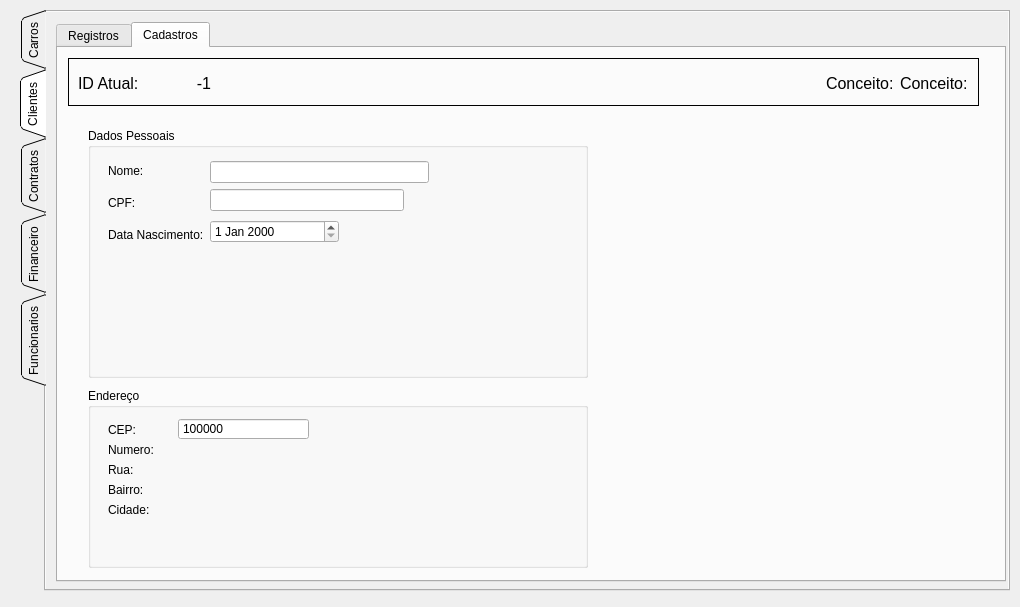
Before: the Qt Designer form Carluguel/modulescreen.ui in mathiashemmer/uni-devops, drawn with Qt 5.
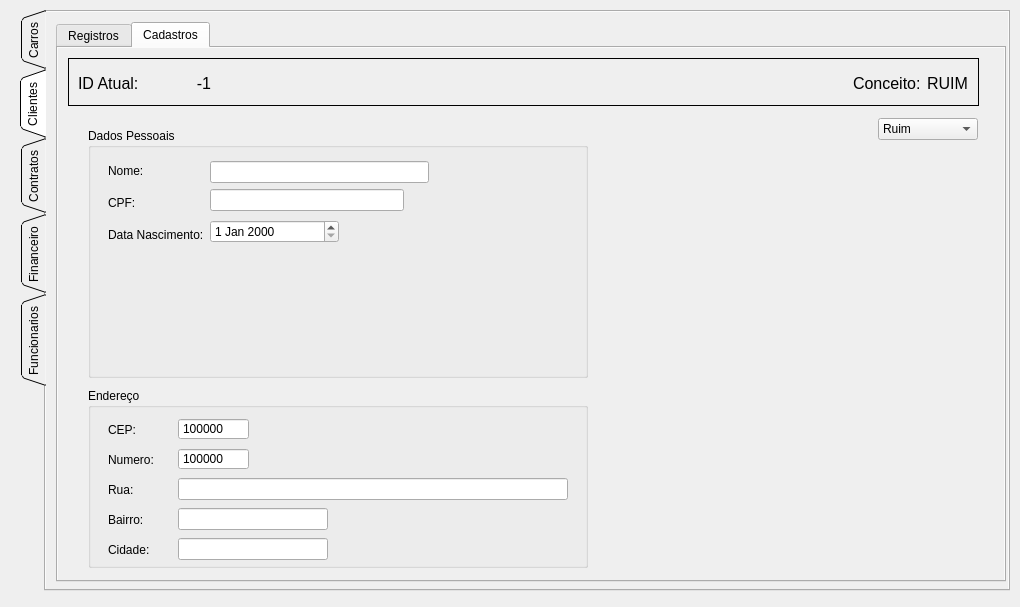
After: the same form once the commit is applied. The open tabs and pages were chosen to show the change.

```diff
--- a/Carluguel/modulescreen.ui
+++ b/Carluguel/modulescreen.ui
@@ -837,6 +837,9 @@
        <height>560</height>
       </rect>
      </property>
+     <property name="autoFillBackground">
+      <bool>true</bool>
+     </property>
      <property name="currentIndex">
       <number>1</number>
      </property>
@@ -925,6 +928,9 @@
       </widget>
      </widget>
      <widget class="QWidget" name="tab_clientes_cadastros">
+      <property name="autoFillBackground">
+       <bool>true</bool>
+      </property>
       <attribute name="title">
        <string>Cadastros</string>
       </attribute>
@@ -1073,7 +1079,7 @@
             <enum>QFrame::NoFrame</enum>
            </property>
            <property name="text">
-            <string>Conceito:</string>
+            <string>RUIM</string>
            </property>
            <property name="indent">
             <number>-1</number>
@@ -1206,7 +1212,7 @@
         <property name="geometry">
          <rect>
           <x>20</x>
-          <y>70</y>
+          <y>90</y>
           <width>41</width>
           <height>24</height>
          </rect>
@@ -1219,7 +1225,7 @@
         <property name="geometry">
          <rect>
           <x>20</x>
-          <y>90</y>
+          <y>120</y>
           <width>41</width>
           <height>24</height>
          </rect>
@@ -1232,7 +1238,7 @@
         <property name="geometry">
          <rect>
           <x>20</x>
-          <y>110</y>
+          <y>150</y>
           <width>51</width>
           <height>24</height>
          </rect>
@@ -1245,7 +1251,7 @@
         <property name="geometry">
          <rect>
           <x>20</x>
-          <y>50</y>
+          <y>60</y>
           <width>51</width>
           <height>24</height>
          </rect>
@@ -1272,7 +1278,7 @@
          <rect>
           <x>90</x>
           <y>30</y>
-          <width>131</width>
+          <width>71</width>
           <height>22</height>
          </rect>
         </property>
@@ -1301,6 +1307,100 @@
          <number>10000000</number>
         </property>
        </widget>
+       <widget class="QSpinBox" name="sbx_clientes_cadastro_numero">
+        <property name="geometry">
+         <rect>
+          <x>90</x>
+          <y>60</y>
+          <width>71</width>
+          <height>22</height>
+         </rect>
+        </property>
+        <property name="wrapping">
+         <bool>true</bool>
+        </property>
+        <property name="frame">
+         <bool>true</bool>
+        </property>
+        <property name="buttonSymbols">
+         <enum>QAbstractSpinBox::NoButtons</enum>
+        </property>
+        <property name="correctionMode">
+         <enum>QAbstractSpinBox::CorrectToNearestValue</enum>
+        </property>
+        <property name="minimum">
+         <number>10000000</number>
+        </property>
+        <property name="maximum">
+         <number>99999999</number>
+        </property>
+        <property name="singleStep">
+         <number>1</number>
+        </property>
+        <property name="value">
+         <number>10000000</number>
+        </property>
+       </widget>
+       <widget class="QLineEdit" name="txt_clientes_cadastro_rua">
+        <property name="geometry">
+         <rect>
+          <x>90</x>
+          <y>90</y>
+          <width>390</width>
+          <height>22</height>
+         </rect>
+        </property>
+       </widget>
+       <widget class="QLineEdit" name="txt_clientes_registro_bairro">
+        <property name="geometry">
+         <rect>
+          <x>90</x>
+          <y>120</y>
+          <width>150</width>
+          <height>22</height>
+         </rect>
+        </property>
+       </widget>
+       <widget class="QLineEdit" name="txt_clientes_registro_cidade">
+        <property name="geometry">
+         <rect>
+          <x>90</x>
+          <y>150</y>
+          <width>150</width>
+          <height>22</height>
+         </rect>
+        </property>
+       </widget>
+      </widget>
+      <widget class="QComboBox" name="comboBox">
+       <property name="geometry">
+        <rect>
+         <x>820</x>
+         <y>70</y>
+         <width>100</width>
+         <height>22</height>
+        </rect>
+       </property>
+       <item>
+        <property name="text">
+         <string>Ruim</string>
+        </property>
+       </item>
+       <item>
+        <property name="text">
+         <string>Mediano</string>
+        </property>
+       </item>
+       <item>
+        <property name="text">
+         <string>Bom</string>
+        </property>
+       </item>
+       <item>
+        <property name="text">
+         <string>Ótimo</string>
+        </property>
+       </item>
       </widget>
      </widget>
     </widget>
```
Left out of the diff: 13 changed lines with no effect on the pictures.
